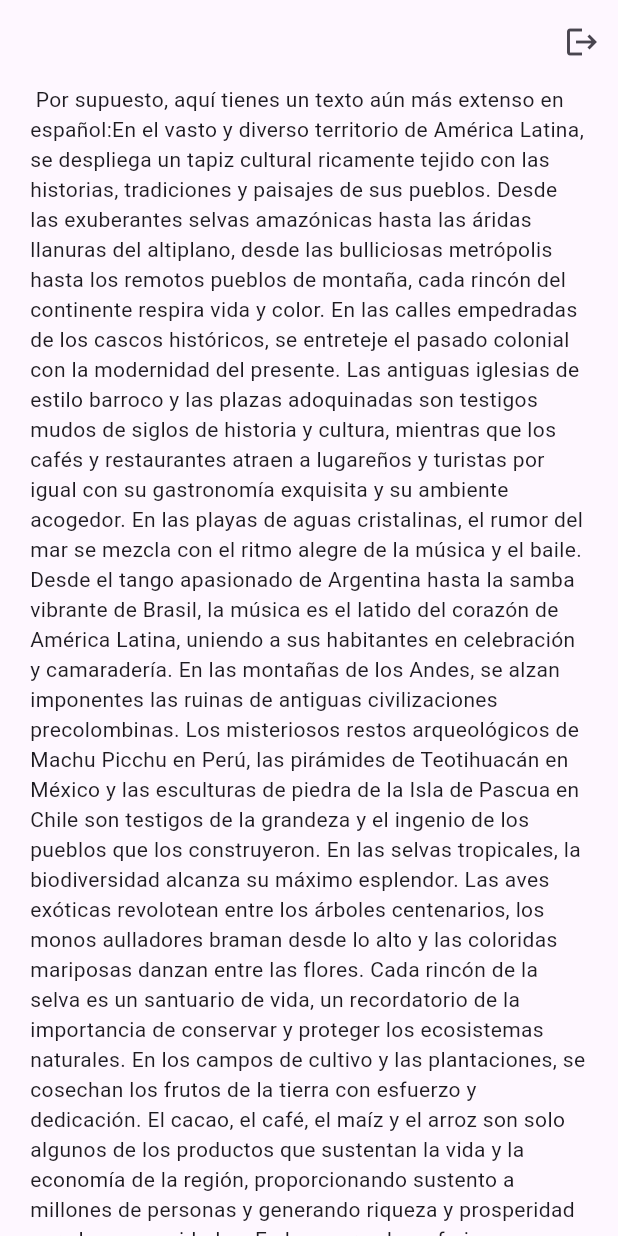
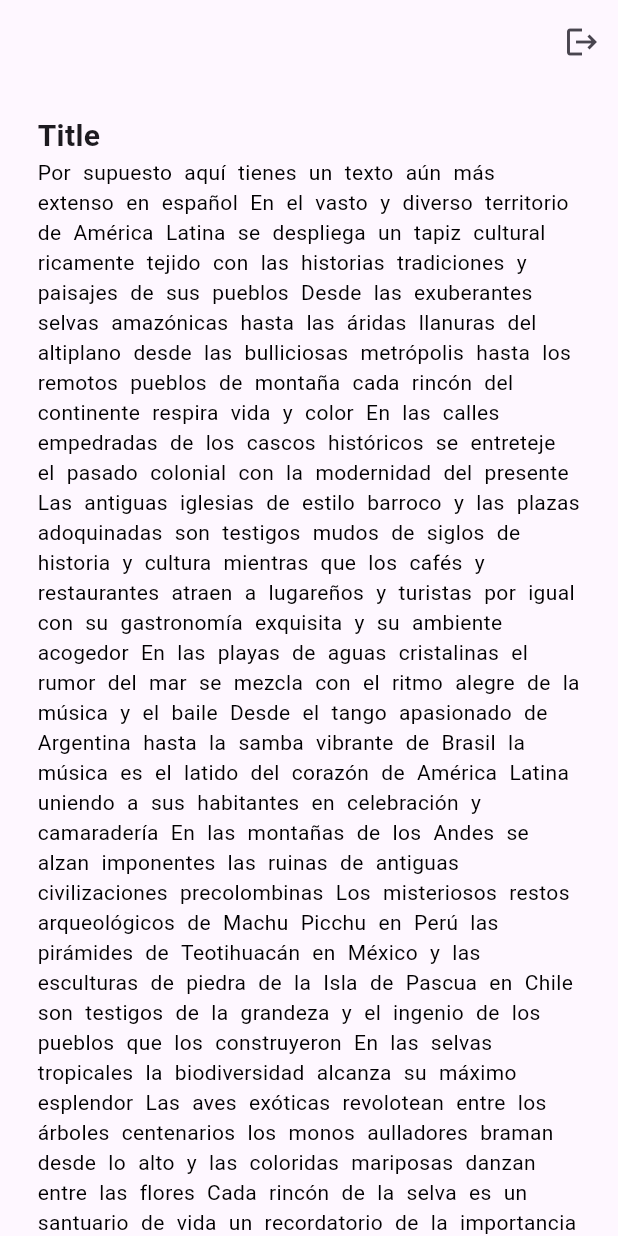
Before and after one commit to MatthewAuffarth/MatthewAuffarth, a Flutter app: the screen it shows once a user with an empty profile is signed in, on a phone screen of 412 x 824 dp. Run offline on Flutter 3.47's test engine with Material 3 defaults, Android fonts, the phone set to English and light mode, and no system bars; our stand-ins replace firebase_auth, firebase_core; accounts and stored records are empty.

Commit message:
Working clickability function first time

```diff
--- /dev/null
+++ b/lib/functions/clickable_text.dart
@@ -0,0 +1,64 @@
+import 'package:flutter/material.dart';
+
+class ClickableText extends StatelessWidget {
+
+  final String text;
+
+  const ClickableText({super.key, required this.text});
+
+  //Process the text: return sentences and all words
+  Map<String, List<String>> splitText(String text) {
+  // Splitting sentences
+  RegExp sentencePattern = RegExp(r'(?<=[.!?])\s+(?=[A-Z])');
+  List<String> sentences = text.split(sentencePattern);
+
+  // Splitting words to include special characters
+  // Using a range of Unicode characters to include accents and other non-standard characters.
+  // This pattern matches sequences of one or more characters that are letters (including those with diacritics).
+  RegExp wordPattern = RegExp(r'[A-Za-z\u00C0-\u00FF\u0100-\u017F\u0180-\u024F]+');
+  List<String> words = wordPattern.allMatches(text).map((match) => match.group(0)!).toList();
+
+  return {
+    'sentences': sentences,
+    'words': words,
+  };
+}
+
+
+  @override
+  Widget build(BuildContext context) {
+    var result = splitText(text);
+    //List<String> sentences = result['sentences']!;
+    List<String> words = result['words']!;
+
+    return SingleChildScrollView(
+      child: Padding(
+        padding: const EdgeInsets.symmetric(horizontal: 25),
+        child: Column(
+          crossAxisAlignment: CrossAxisAlignment.start,
+          children: [
+            const SizedBox(height: 20),
+            const Text('Title', style: TextStyle(fontSize: 20, fontWeight: FontWeight.bold)),
+            Wrap(
+              spacing: 8.0,
+              children: words.map((word) => InkWell(
+                onTap: () {
+                  // Your action here, e.g., showing a snackbar with the clicked word
+                  ScaffoldMessenger.of(context).removeCurrentSnackBar();
+                  ScaffoldMessenger.of(context).showSnackBar(SnackBar(content: Text('You clicked "$word"')));
+                },
+                child: Text(
+                  word,
+                  style: const TextStyle(color: Colors.black),
+                ),
+              )).toList(),
+            ),
+          ],
+        ),
+      ),
+    );
+  }
+
+
+
+} //class ender
--- /dev/null
+++ b/lib/pages/home/reader.dart
@@ -0,0 +1,57 @@
+import "package:app1/functions/clickable_text.dart";
+import "package:firebase_auth/firebase_auth.dart";
+import "package:flutter/material.dart";
+
+class HomePage extends StatefulWidget {
+  const HomePage({super.key});
+
+  @override
+  State<HomePage> createState() => _HomePageState();
+}
+
+class _HomePageState extends State<HomePage> {
+void signUserOut(){
+  FirebaseAuth.instance.signOut();
+}
+
+
+@override
+Widget build(BuildContext context)
+{
+
+  const String read = ''' Por supuesto, aquí tienes un texto aún más extenso en español:En el vasto y diverso territorio de América Latina, se despliega un tapiz cultural ricamente tejido con las historias, tradiciones y paisajes de sus pueblos. Desde las exuberantes selvas amazónicas hasta las áridas llanuras del altiplano, desde las bulliciosas metrópolis hasta los remotos pueblos de montaña, cada rincón del continente respira vida y color.
+  En las calles empedradas de los cascos históricos, se entreteje el pasado colonial con la modernidad del presente. Las antiguas iglesias de estilo barroco y las plazas adoquinadas son testigos mudos de siglos de historia y cultura, mientras que los cafés y restaurantes atraen a lugareños y turistas por igual con su gastronomía exquisita y su ambiente acogedor.
+
+  En las playas de aguas cristalinas, el rumor del mar se mezcla con el ritmo alegre de la música y el baile. Desde el tango apasionado de Argentina hasta la samba vibrante de Brasil, la música es el latido del corazón de América Latina, uniendo a sus habitantes en celebración y camaradería.
+
+  En las montañas de los Andes, se alzan imponentes las ruinas de antiguas civilizaciones precolombinas. Los misteriosos restos arqueológicos de Machu Picchu en Perú, las pirámides de Teotihuacán en México y las esculturas de piedra de la Isla de Pascua en Chile son testigos de la grandeza y el ingenio de los pueblos que los construyeron.
+
+  En las selvas tropicales, la biodiversidad alcanza su máximo esplendor. Las aves exóticas revolotean entre los árboles centenarios, los monos aulladores braman desde lo alto y las coloridas mariposas danzan entre las flores. Cada rincón de la selva es un santuario de vida, un recordatorio de la importancia de conservar y proteger los ecosistemas naturales.
+
+  En los campos de cultivo y las plantaciones, se cosechan los frutos de la tierra con esfuerzo y dedicación. El cacao, el café, el maíz y el arroz son solo algunos de los productos que sustentan la vida y la economía de la región, proporcionando sustento a millones de personas y generando riqueza y prosperidad para las comunidades.
+
+  En los mercados y ferias, se despliega un festín para los sentidos. Los puestos rebosantes de frutas frescas, verduras coloridas, especias aromáticas y artesanías únicas invitan a los visitantes a explorar y descubrir los sabores y aromas de la tierra.
+
+  En las plazas y parques, se congrega la gente para celebrar la vida y la cultura. Los festivales de música, danza y comida son ocasiones para reunirse con amigos y familiares, compartir risas y crear recuerdos inolvidables que perdurarán para siempre en el corazón de quienes participan en ellos.
+
+  En resumen, América Latina es un continente vibrante y diverso, lleno de vida, color y tradición. Su riqueza cultural, su belleza natural y su espíritu acogedor lo convierten en un destino único y fascinante que cautiva a quienes tienen la suerte de explorarlo y conocerlo.''';
+
+
+  return Scaffold
+  (
+      appBar: AppBar
+      (
+        actions:
+        [
+        IconButton(
+          onPressed: signUserOut,
+          icon: const Icon(Icons.logout),
+          )
+        ],
+      ),
+
+      body: const ClickableText(text: read,)
+
+  );
+}
+}
--- a/lib/pages/login/auth_page.dart
+++ b/lib/pages/login/auth_page.dart
@@ -1,7 +1,7 @@
 
 //PAGES
 import 'package:app1/pages/login/login_or_register_page.dart';
-import 'package:app1/pages/reader.dart';
+import 'package:app1/pages/home/reader.dart';
 
 import 'package:flutter/material.dart';
 import 'package:firebase_auth/firebase_auth.dart';
--- a/lib/pages/login/login_page.dart
+++ b/lib/pages/login/login_page.dart
@@ -31,7 +31,6 @@ void showErrorMessage(String error) {
     },
   );
 }
-
 
 // sign user in method
 void signUserIn() async {
--- a/lib/pages/reader.dart
+++ /dev/null
@@ -1,61 +0,0 @@
-import "package:firebase_auth/firebase_auth.dart";
-import "package:flutter/material.dart";
-
-class HomePage extends StatefulWidget {
-  const HomePage({super.key});
-
-  @override
-  State<HomePage> createState() => _HomePageState();
-}
-
-class _HomePageState extends State<HomePage> {
-void signUserOut(){
-  FirebaseAuth.instance.signOut();
-}
-
-List<String> parseStringIntoWords(String input) {
-  return input.split(RegExp(r'\s+')) // Split input string into words
-      .map((word) => word.trim()) // Trim each word
-      .toList(); // Convert to list
-}
-
-
-
-@override
-Widget build(BuildContext context) {
-
-  const String read = ''' Por supuesto, aquí tienes un texto aún más extenso en español:En el vasto y diverso territorio de América Latina, se despliega un tapiz cultural ricamente tejido con las historias, tradiciones y paisajes de sus pueblos. Desde las exuberantes selvas amazónicas hasta las áridas llanuras del altiplano, desde las bulliciosas metrópolis hasta los remotos pueblos de montaña, cada rincón del continente respira vida y color.
- En las calles empedradas de los cascos históricos, se entreteje el pasado colonial con la modernidad del presente. Las antiguas iglesias de estilo barroco y las plazas adoquinadas son testigos mudos de siglos de historia y cultura, mientras que los cafés y restaurantes atraen a lugareños y turistas por igual con su gastronomía exquisita y su ambiente acogedor.
-
-En las playas de aguas cristalinas, el rumor del mar se mezcla con el ritmo alegre de la música y el baile. Desde el tango apasionado de Argentina hasta la samba vibrante de Brasil, la música es el latido del corazón de América Latina, uniendo a sus habitantes en celebración y camaradería.
-
-En las montañas de los Andes, se alzan imponentes las ruinas de antiguas civilizaciones precolombinas. Los misteriosos restos arqueológicos de Machu Picchu en Perú, las pirámides de Teotihuacán en México y las esculturas de piedra de la Isla de Pascua en Chile son testigos de la grandeza y el ingenio de los pueblos que los construyeron.
-
-En las selvas tropicales, la biodiversidad alcanza su máximo esplendor. Las aves exóticas revolotean entre los árboles centenarios, los monos aulladores braman desde lo alto y las coloridas mariposas danzan entre las flores. Cada rincón de la selva es un santuario de vida, un recordatorio de la importancia de conservar y proteger los ecosistemas naturales.
-
-En los campos de cultivo y las plantaciones, se cosechan los frutos de la tierra con esfuerzo y dedicación. El cacao, el café, el maíz y el arroz son solo algunos de los productos que sustentan la vida y la economía de la región, proporcionando sustento a millones de personas y generando riqueza y prosperidad para las comunidades.
-
-En los mercados y ferias, se despliega un festín para los sentidos. Los puestos rebosantes de frutas frescas, verduras coloridas, especias aromáticas y artesanías únicas invitan a los visitantes a explorar y descubrir los sabores y aromas de la tierra.
-
-En las plazas y parques, se congrega la gente para celebrar la vida y la cultura. Los festivales de música, danza y comida son ocasiones para reunirse con amigos y familiares, compartir risas y crear recuerdos inolvidables que perdurarán para siempre en el corazón de quienes participan en ellos.
-
-En resumen, América Latina es un continente vibrante y diverso, lleno de vida, color y tradición. Su riqueza cultural, su belleza natural y su espíritu acogedor lo convierten en un destino único y fascinante que cautiva a quienes tienen la suerte de explorarlo y conocerlo.''';
-
-  List parsed = parseStringIntoWords(read);
-
-  return Scaffold(
-      appBar: AppBar(
-        actions: [
-        IconButton(
-          onPressed: signUserOut,
-          icon: const Icon(Icons.logout),
-          )
-      ],
-    ),
-      body: Padding(
-        padding: const EdgeInsets.symmetric(horizontal: 20),
-        child:SingleChildScrollView(child: Text(parsed.join(' ')))),
-    );
-
-  }
-}
```
Also changed, not shown: lib/functions/parsing.dart (deleted).
